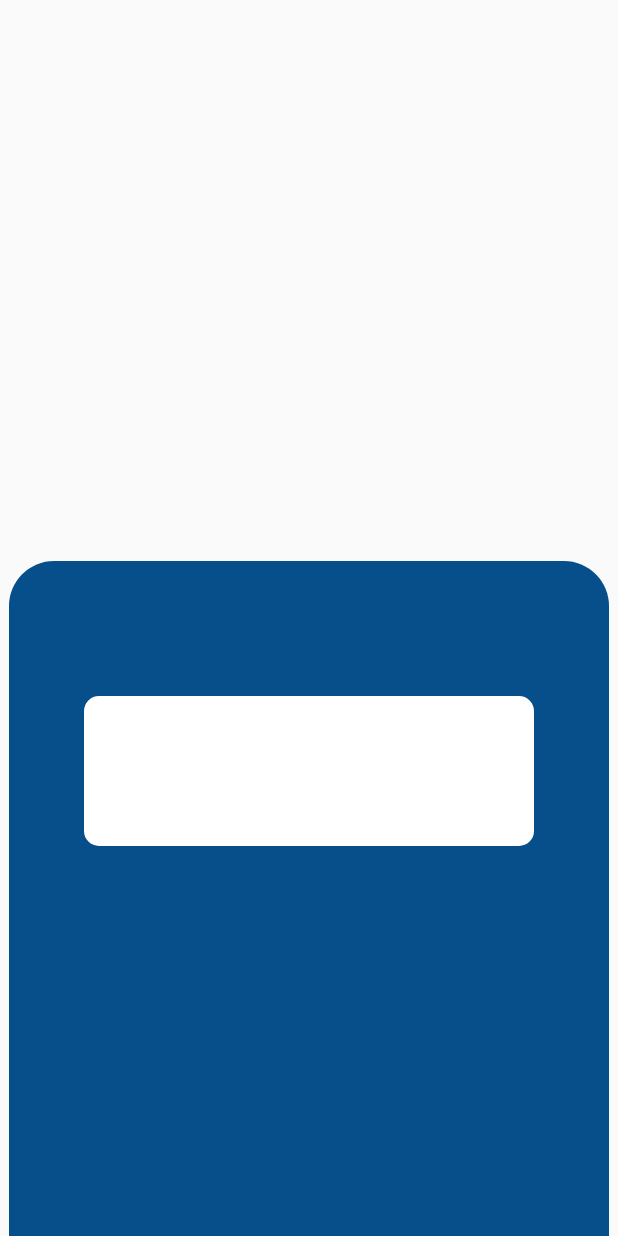
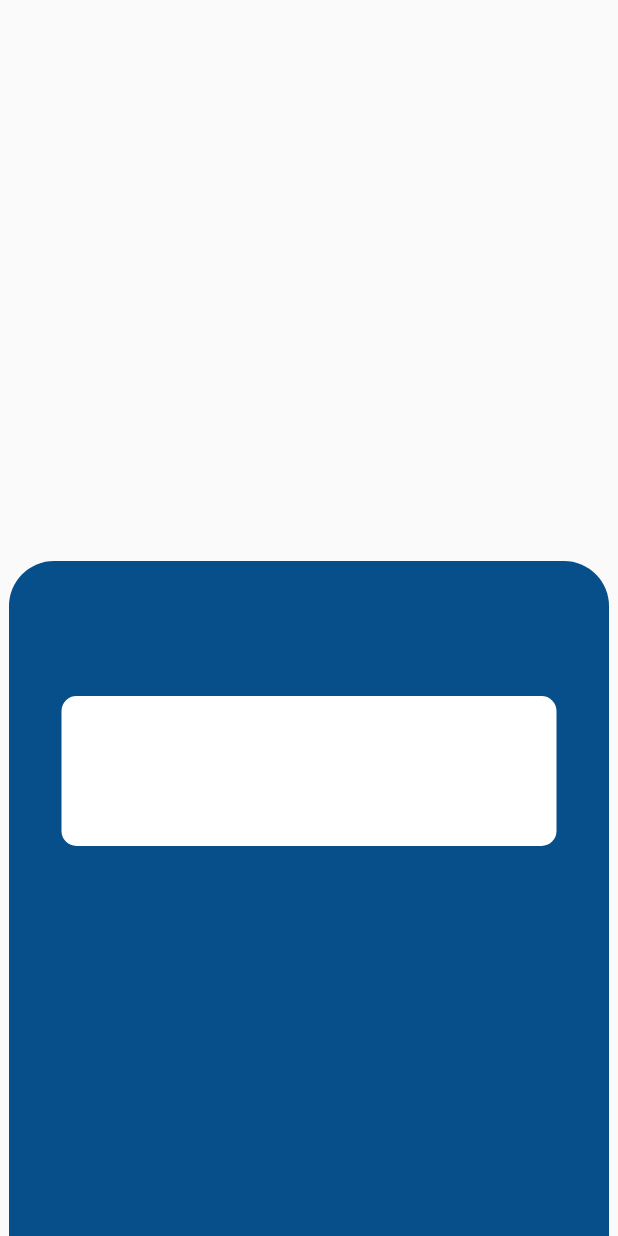
Before and after one commit to ruiyotabby/prescription_app, a Flutter app: the screen it shows after launch, on a phone screen of 412 x 824 dp. Run offline on Flutter 3.47's test engine with Material 2 defaults, Android fonts, the phone set to English and light mode, and no system bars; drawn by our look-alikes of flutter_slidable.

Commit message:
commit
Signed-off-by: Ruiyot Abby <ruiyotabby@gmail.com>

```diff
--- a/lib/main.dart
+++ b/lib/main.dart
@@ -31,10 +31,25 @@ class MyApp extends StatelessWidget {
                     SizedBox(height: 90),
                     Container(
                       height: 100,
-                      width: 300,
+                      width: 330,
                       decoration: BoxDecoration(
                         color: Colors.white,
                         borderRadius: BorderRadius.circular(10),
+                      ),
+                      child: Slidable(
+                        endActionPane: ActionPane(
+                          motion: const DrawerMotion(),
+                          dismissible: DismissiblePane(onDismissed: () {}),
+                          children: const [
+                            SlidableAction(
+                              onPressed: null,
+                              backgroundColor: Colors.red,
+                              icon: Icons.check,
+                              label: 'Done',
+                            ),
+                          ],
+                        ),
+                        child: const ListTile(),
                       ),
                     ),
                   ],
```
